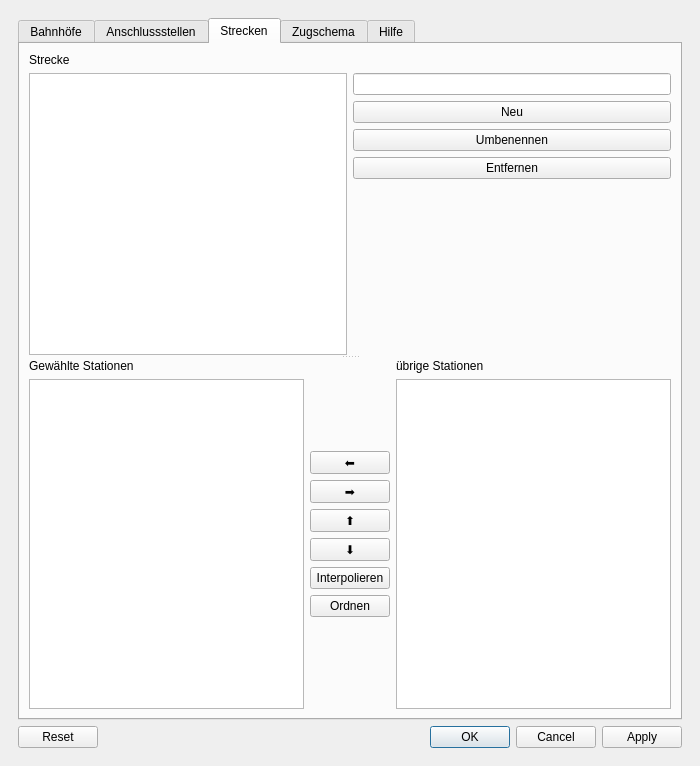
Qt form stskit/qt/einstellungen.ui (topological-state/stskit) before a commit.
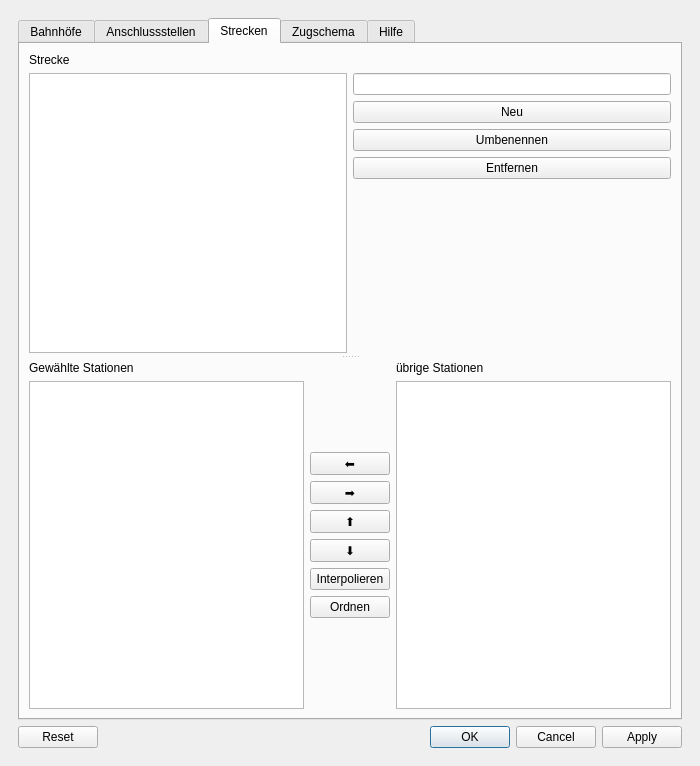
The same form after that commit. The open tabs and pages were chosen to show the change.

Commit message: Streckeneditor: breiterer Splitter

```diff
--- a/stskit/qt/einstellungen.ui
+++ b/stskit/qt/einstellungen.ui
@@ -366,7 +366,10 @@
              <property name="orientation">
               <enum>Qt::Vertical</enum>
              </property>
-             <widget class="QWidget" name="">
+             <property name="handleWidth">
+              <number>8</number>
+             </property>
+             <widget class="QWidget" name="layoutWidget">
               <layout class="QVBoxLayout" name="verticalLayout_17">
                <item>
                 <widget class="QLabel" name="strecken_name_label">
@@ -431,7 +434,7 @@
                </item>
               </layout>
              </widget>
-             <widget class="QWidget" name="">
+             <widget class="QWidget" name="layoutWidget">
               <layout class="QHBoxLayout" name="horizontalLayout_4">
                <item>
                 <layout class="QVBoxLayout" name="verticalLayout_13">
```
The commit also changes 1 other file.
